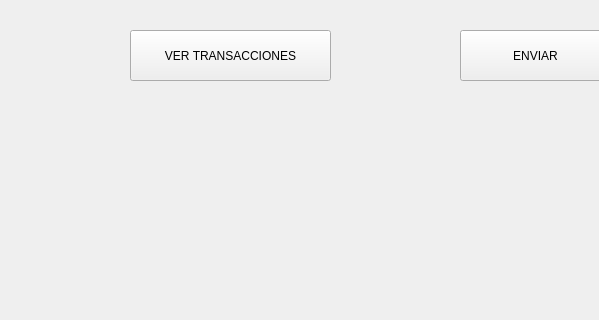
Above: q_Blockchain/mainwindow.ui from utec-aed-2022-2/proyecto-equipo-4 before the change; both pictures show x 0 to 599 and y 280 to 600 of the 800 by 600 pixel window. Below: the same form after it.
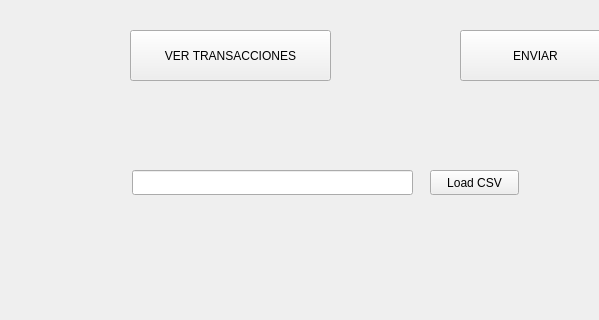
That is the form after the change.

What changed in the file:
```diff
--- a/q_Blockchain/mainwindow.ui
+++ b/q_Blockchain/mainwindow.ui
@@ -53,6 +53,29 @@
      <string>ENVIAR</string>
     </property>
    </widget>
+   <widget class="QPushButton" name="pushButton_3">
+    <property name="geometry">
+     <rect>
+      <x>430</x>
+      <y>450</y>
+      <width>89</width>
+      <height>25</height>
+     </rect>
+    </property>
+    <property name="text">
+     <string>Load CSV</string>
+    </property>
+   </widget>
+   <widget class="QLineEdit" name="csvPath">
+    <property name="geometry">
+     <rect>
+      <x>132</x>
+      <y>450</y>
+      <width>281</width>
+      <height>25</height>
+     </rect>
+    </property>
+   </widget>
   </widget>
   <widget class="QMenuBar" name="menubar">
    <property name="geometry">
```
Left out of the diff: 2 changed lines with no effect on the pictures.
